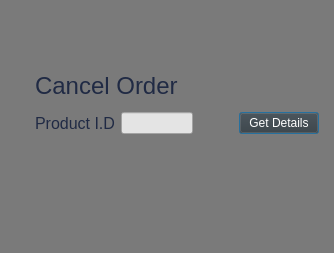
The window that Bhitti/cancelorder.ui (BigyaDhungana/Bhitti_v2) describes before a commit, drawn with Qt 5.
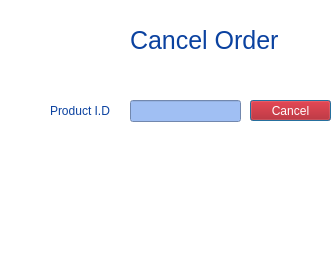
The same window after the commit. Icons and pictures are not drawn.

```diff
--- a/Bhitti/cancelorder.ui
+++ b/Bhitti/cancelorder.ui
@@ -14,143 +14,112 @@
    <string>Dialog</string>
   </property>
   <property name="styleSheet">
-   <string notr="true">background-color: rgb(122, 122, 122);</string>
+   <string notr="true">background-color: rgb(255, 255, 255);</string>
   </property>
-  <layout class="QGridLayout" name="gridLayout" rowstretch="20,15,40,40">
-   <item row="0" column="2">
-    <spacer name="verticalSpacer_2">
-     <property name="orientation">
-      <enum>Qt::Vertical</enum>
-     </property>
-     <property name="sizeHint" stdset="0">
-      <size>
-       <width>20</width>
-       <height>40</height>
-      </size>
-     </property>
-    </spacer>
-   </item>
-   <item row="1" column="1">
-    <spacer name="verticalSpacer_3">
-     <property name="orientation">
-      <enum>Qt::Vertical</enum>
-     </property>
-     <property name="sizeHint" stdset="0">
-      <size>
-       <width>20</width>
-       <height>40</height>
-      </size>
-     </property>
-    </spacer>
-   </item>
-   <item row="2" column="2">
-    <layout class="QHBoxLayout" name="horizontalLayout" stretch="0,30,0,0">
-     <item>
+  <widget class="QLabel" name="label">
+   <property name="geometry">
+    <rect>
+     <x>130</x>
+     <y>20</y>
+     <width>151</width>
+     <height>41</height>
+    </rect>
+   </property>
+   <property name="font">
+    <font>
+     <family>Segoe UI</family>
+     <pointsize>19</pointsize>
+     <italic>false</italic>
+     <bold>false</bold>
+    </font>
+   </property>
+   <property name="styleSheet">
+    <string notr="true">color: rgb(11, 66, 160);
+font: 19pt &quot;Segoe UI&quot;;</string>
+   </property>
+   <property name="text">
+    <string>Cancel Order</string>
+   </property>
+  </widget>
+  <widget class="QLabel" name="label_3">
+   <property name="geometry">
+    <rect>
+     <x>40</x>
+     <y>10</y>
+     <width>61</width>
+     <height>51</height>
+    </rect>
+   </property>
+   <property name="text">
+    <string/>
+   </property>
+   <property name="pixmap">
+    <pixmap>C:/Users/Asus/Downloads/Untitled-2.png</pixmap>
+   </property>
+   <property name="scaledContents">
+    <bool>true</bool>
+   </property>
+  </widget>
       <widget class="QLabel" name="label_2">
+   <property name="geometry">
+    <rect>
+     <x>50</x>
+     <y>100</y>
+     <width>71</width>
+     <height>21</height>
+    </rect>
+   </property>
        <property name="font">
         <font>
-         <pointsize>12</pointsize>
+     <family>Segoe UI</family>
+     <pointsize>9</pointsize>
+     <italic>false</italic>
+     <bold>false</bold>
         </font>
        </property>
        <property name="styleSheet">
-        <string notr="true">color: rgb(32, 42, 68);</string>
+    <string notr="true">color: rgb(11, 66, 160);
+font: 9pt &quot;Segoe UI&quot;;</string>
        </property>
        <property name="text">
         <string>Product I.D</string>
        </property>
       </widget>
-     </item>
-     <item>
       <widget class="QLineEdit" name="lineEdit">
+   <property name="geometry">
+    <rect>
+     <x>130</x>
+     <y>100</y>
+     <width>111</width>
+     <height>22</height>
+    </rect>
+   </property>
        <property name="styleSheet">
-        <string notr="true">background-color: rgb(228, 228, 228);</string>
-       </property>
-      </widget>
-     </item>
-     <item>
-      <spacer name="horizontalSpacer_3">
-       <property name="orientation">
-        <enum>Qt::Horizontal</enum>
-       </property>
-       <property name="sizeHint" stdset="0">
-        <size>
-         <width>40</width>
-         <height>20</height>
-        </size>
-       </property>
-      </spacer>
-     </item>
-     <item>
+    <string notr="true">background-color: rgb(160,191,243);</string>
+   </property>
+  </widget>
       <widget class="QPushButton" name="pushButton">
+   <property name="geometry">
+    <rect>
+     <x>250</x>
+     <y>100</y>
+     <width>81</width>
+     <height>21</height>
+    </rect>
+   </property>
        <property name="cursor">
         <cursorShape>PointingHandCursor</cursorShape>
        </property>
        <property name="styleSheet">
-        <string notr="true">background-color: rgb(55, 55, 55);
-color: rgb(255, 255, 255);</string>
+    <string notr="true">color: rgb(255, 255, 255);
+background-color: rgb(177, 0, 3);
+
+font: 900 9pt &quot;Segoe UI Black&quot;;</string>
        </property>
        <property name="text">
-        <string>Get Details</string>
-       </property>
-      </widget>
-     </item>
-    </layout>
-   </item>
-   <item row="1" column="2">
-    <widget class="QLabel" name="label">
-     <property name="font">
-      <font>
-       <pointsize>18</pointsize>
-      </font>
-     </property>
-     <property name="styleSheet">
-      <string notr="true">color: rgb(32, 42, 68);</string>
-     </property>
-     <property name="text">
-      <string>Cancel Order</string>
-     </property>
-    </widget>
-   </item>
-   <item row="1" column="0">
-    <spacer name="horizontalSpacer">
-     <property name="orientation">
-      <enum>Qt::Horizontal</enum>
-     </property>
-     <property name="sizeHint" stdset="0">
-      <size>
-       <width>40</width>
-       <height>20</height>
-      </size>
-     </property>
-    </spacer>
-   </item>
-   <item row="3" column="2">
-    <spacer name="verticalSpacer">
-     <property name="orientation">
-      <enum>Qt::Vertical</enum>
-     </property>
-     <property name="sizeHint" stdset="0">
-      <size>
-       <width>20</width>
-       <height>40</height>
-      </size>
-     </property>
-    </spacer>
-   </item>
-   <item row="2" column="3">
-    <spacer name="horizontalSpacer_2">
-     <property name="orientation">
-      <enum>Qt::Horizontal</enum>
-     </property>
-     <property name="sizeHint" stdset="0">
-      <size>
-       <width>40</width>
-       <height>20</height>
-      </size>
-     </property>
-    </spacer>
-   </item>
-  </layout>
+    <string>Cancel</string>
+   </property>
+  </widget>
  </widget>
  <resources/>
  <connections/>
```
Lines whose indentation alone changed are shown as unchanged.
